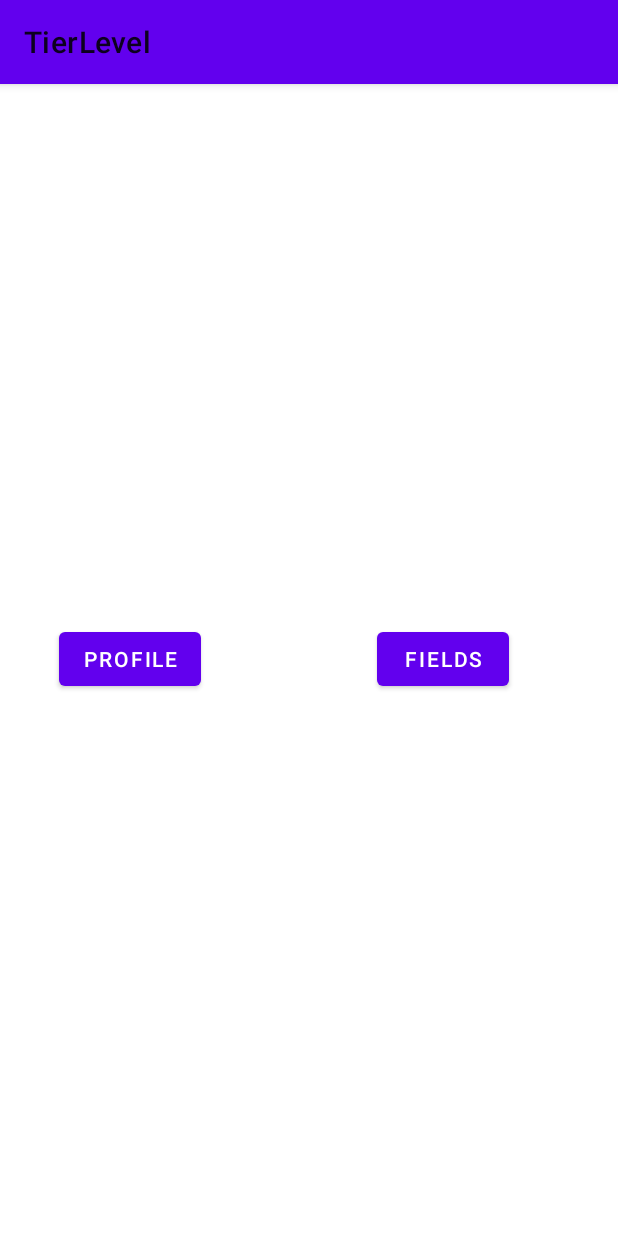
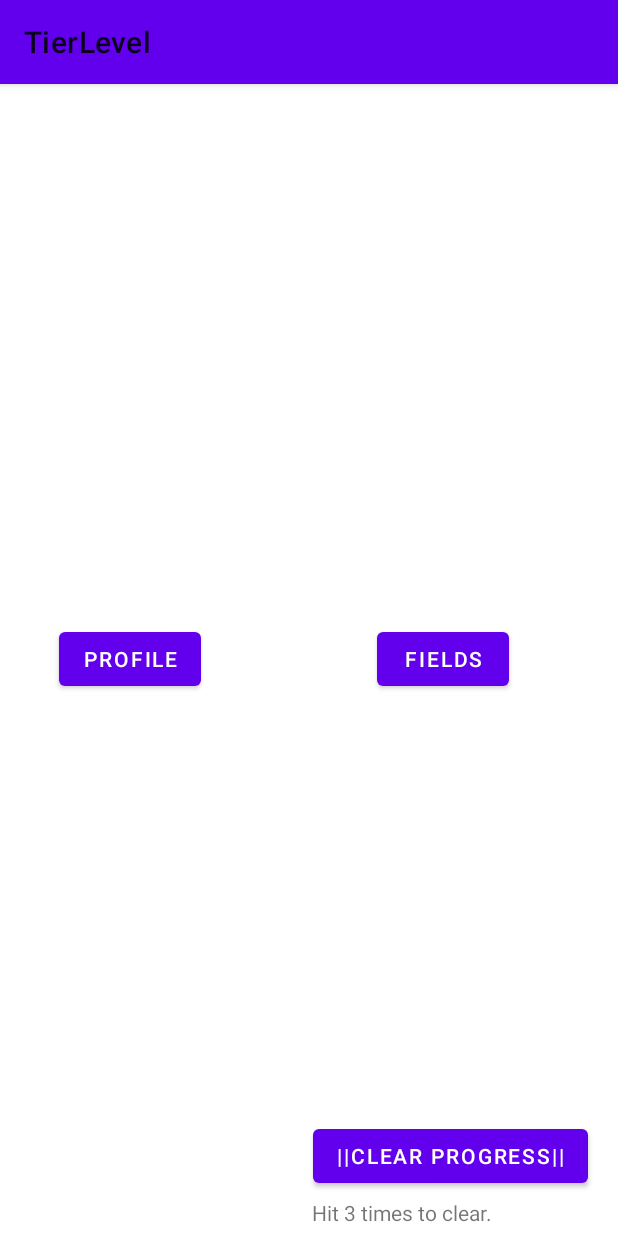
Before and after one commit to maestromaximo/TierLevel, an Android app: the IntroActivity screen opened directly, with no data from a screen before it, on a phone screen of 412 x 824 dp. Run offline under Robolectric (Android 15) with nearby library versions, the phone set to English and light mode, and no system bars.

Commit message:
study Update && delete files Update

```diff
--- a/app/src/main/java/com/example/tierlevel/Field.java
+++ b/app/src/main/java/com/example/tierlevel/Field.java
@@ -219,4 +219,5 @@ public class Field implements Serializable {
 
 
 
+
 }//Field
--- a/app/src/main/java/com/example/tierlevel/IntroActivity.java
+++ b/app/src/main/java/com/example/tierlevel/IntroActivity.java
@@ -6,17 +6,28 @@ import android.content.Intent;
 import android.os.Bundle;
 import android.view.View;
 import android.widget.Button;
+import android.widget.TextView;
+
+import java.io.File;
 
 public class IntroActivity extends AppCompatActivity {
-    Button profileButton, fieldsButton;
+    Button profileButton, fieldsButton, clearProgressButton;
+    TextView clearPTextview;
+    String[] fieldNames = {"Physics","Chemistry","Mathematics","Biology","Computation","Art",
+                            "Physics1","Chemistry1","Mathematics1","Biology1","Computation1","Art1"};
+    private int count;
+
 
     @Override
     protected void onCreate(Bundle savedInstanceState) {
         super.onCreate(savedInstanceState);
         setContentView(R.layout.activity_intro);
+        count = 0;
 
         profileButton = (Button)findViewById(R.id.openProfileButton);
         fieldsButton = (Button)findViewById(R.id.fieldsButton);
+        clearPTextview = (TextView)findViewById(R.id.clearProgressTextview);
+        clearProgressButton = (Button)findViewById(R.id.clearProgessButton);
 
         profileButton.setOnClickListener(new View.OnClickListener() {
             @Override
@@ -33,7 +44,38 @@ public class IntroActivity extends AppCompatActivity {
                 switchActivities1();
             }
         });//click fields
+        clearPTextview.setText("Hit 3 times to clear.");
+        clearProgressButton.setOnClickListener(new View.OnClickListener() {
+            @Override
+            public void onClick(View v) {
+                count += 1;
+
+                if(count == 3){
+                    deleteFiles();
+                    clearPTextview.setText("deleted");
+
+                }
+                else if(count < 3){
+                    clearPTextview.setText("press "+ String.valueOf((3 - count)) + " times to clear.");
+                }
+            }
+        });//click
+
     }//onCreate
+
+    private void deleteFiles() {
+
+        for (String filename : fieldNames) {
+
+            String name = "/data/data/com.example.tierlevel/files/" + filename + ".ser";
+            File f = new File(name);
+
+            if (f.isFile()) {
+                f.delete();
+            }//if
+        }//for
+
+    }
 
     private void switchActivities1() {
         Intent switchActivityIntent = new Intent(this, SelectFieldActivity.class);
--- a/app/src/main/res/layout/activity_intro.xml
+++ b/app/src/main/res/layout/activity_intro.xml
@@ -30,4 +30,28 @@
       app:layout_constraintStart_toEndOf="@+id/openProfileButton"
       app:layout_constraintTop_toTopOf="parent"
       app:layout_constraintVertical_bias="0.499" />
+
+  <Button
+      android:id="@+id/clearProgessButton"
+      android:layout_width="wrap_content"
+      android:layout_height="wrap_content"
+      android:text="||Clear Progress||"
+      app:layout_constraintBottom_toBottomOf="parent"
+      app:layout_constraintEnd_toEndOf="parent"
+      app:layout_constraintHorizontal_bias="0.912"
+      app:layout_constraintStart_toStartOf="parent"
+      app:layout_constraintTop_toBottomOf="@+id/fieldsButton"
+      app:layout_constraintVertical_bias="0.906" />
+
+  <TextView
+      android:id="@+id/clearProgressTextview"
+      android:layout_width="wrap_content"
+      android:layout_height="wrap_content"
+      android:layout_marginTop="4dp"
+      app:layout_constraintBottom_toBottomOf="parent"
+      app:layout_constraintEnd_toEndOf="parent"
+      app:layout_constraintHorizontal_bias="0.713"
+      app:layout_constraintStart_toStartOf="parent"
+      app:layout_constraintTop_toBottomOf="@+id/clearProgessButton"
+      app:layout_constraintVertical_bias="0.0" />
 </androidx.constraintlayout.widget.ConstraintLayout>
```
Also changed, not shown: app/src/main/java/com/example/tierlevel/ProfileActivity.java (+5 -2 lines).
